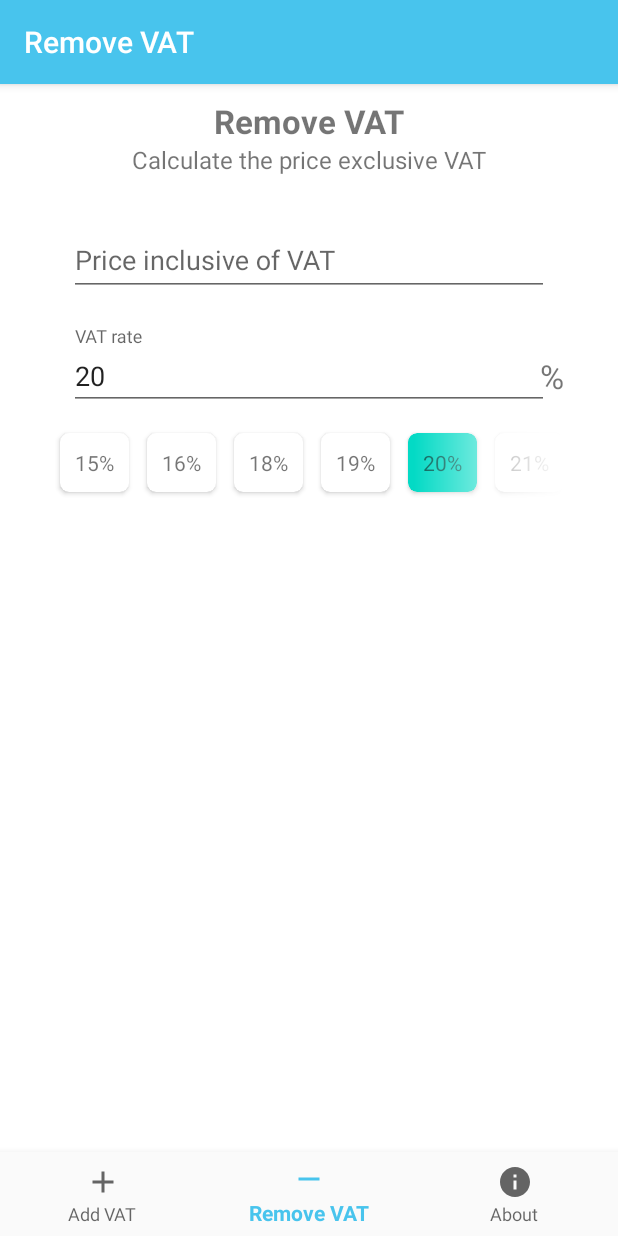
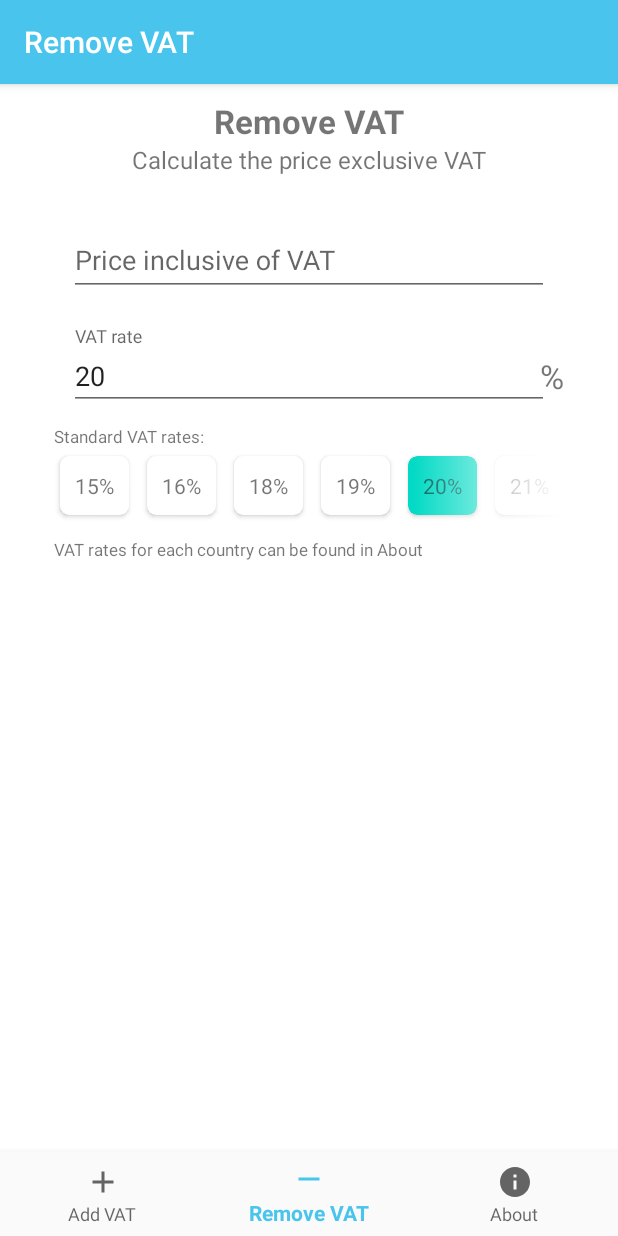
Before and after one commit to hej2010/VAT-Calculator, an Android app: the ReverseFragment screen opened through its navigation route, on a phone screen of 412 x 824 dp. Run offline under Robolectric (Android 15) with nearby library versions, the phone set to English and light mode, and no system bars; our stand-ins replace navigation-ui.

```diff
--- a/app/src/main/AndroidManifest.xml
+++ b/app/src/main/AndroidManifest.xml
@@ -12,7 +12,8 @@
         android:theme="@style/AppTheme">
         <activity
             android:name=".MainActivity"
-            android:label="@string/app_name">
+            android:label="@string/app_name"
+            android:screenOrientation="portrait">
             <intent-filter>
                 <action android:name="android.intent.action.MAIN" />
 
--- a/app/src/main/java/se/arctosoft/vatcalculator/ui/ReverseFragment.java
+++ b/app/src/main/java/se/arctosoft/vatcalculator/ui/ReverseFragment.java
@@ -29,6 +29,7 @@ public class ReverseFragment extends Fragment {
     private EditText eTValIncl, eTValVatRate;
     private TextView txtFinalPrice, txtFinalPriceResult, txtFinalVAT, txtFinalVATResult;
     private LinearLayout lLVatRates;
+
     private boolean dontUpdate;
 
     public View onCreateView(@NonNull LayoutInflater inflater, ViewGroup container, Bundle savedInstanceState) {
@@ -68,7 +69,7 @@ public class ReverseFragment extends Fragment {
         }
 
         if (set && vatRate != null) {
-            if (((SharedStuff.checkAndUpdateVatRates(vatRate, lLVatRates, getResources())))) {
+            if (SharedStuff.checkAndUpdateVatRates(vatRate, lLVatRates, getResources())) {
                 dontUpdate = false;
             }
         }
--- a/app/src/main/java/se/arctosoft/vatcalculator/ui/data/CountryVAT.java
+++ b/app/src/main/java/se/arctosoft/vatcalculator/ui/data/CountryVAT.java
@@ -1,7 +1,6 @@
 package se.arctosoft.vatcalculator.ui.data;
 
 import android.content.Context;
-import android.util.Log;
 import android.util.Pair;
 
 import androidx.annotation.NonNull;
@@ -38,7 +37,7 @@ public class CountryVAT {
             JSONObject rr = o.getJSONObject("reduced_rates");
             for (Iterator<String> it = rr.keys(); it.hasNext(); ) {
                 String key = it.next();
-                Log.e("FromJson", "fromJson: " + key);
+                //Log.e("FromJson", "fromJson: " + key);
                 try {
                     reducedRates.add(new Pair<>(key, rr.getDouble(key)));
                 } catch (Exception e) {
--- a/app/src/main/res/layout/fragment_reverse.xml
+++ b/app/src/main/res/layout/fragment_reverse.xml
@@ -92,6 +92,16 @@
                     app:layout_constraintEnd_toEndOf="@id/tILVatRate"
                     app:layout_constraintTop_toTopOf="@id/tILVatRate" />
 
+                <TextView
+                    android:id="@+id/txtChoose"
+                    android:layout_width="0dp"
+                    android:layout_height="wrap_content"
+                    android:text="@string/spinner_items"
+                    android:textSize="@dimen/text_size_small"
+                    app:layout_constraintEnd_toEndOf="@id/tILVatRate"
+                    app:layout_constraintStart_toStartOf="@id/tILVatRate"
+                    app:layout_constraintTop_toBottomOf="@id/tILVatRate" />
+
                 <HorizontalScrollView
                     android:id="@+id/nestedScroll"
                     android:layout_width="0dp"
@@ -101,7 +111,7 @@
                     android:scrollbars="none"
                     app:layout_constraintEnd_toEndOf="@id/tILVatRate"
                     app:layout_constraintStart_toStartOf="@id/tILVatRate"
-                    app:layout_constraintTop_toBottomOf="@id/tILVatRate">
+                    app:layout_constraintTop_toBottomOf="@id/txtChoose">
 
                     <LinearLayout
                         android:id="@+id/lLVatRates"
@@ -111,6 +121,16 @@
                         android:orientation="horizontal"
                         android:showDividers="middle" />
                 </HorizontalScrollView>
+
+                <TextView
+                    android:layout_width="0dp"
+                    android:layout_height="wrap_content"
+                    android:layout_marginTop="@dimen/input_margin"
+                    android:text="@string/spinner_more_in_about"
+                    android:textSize="@dimen/text_size_small"
+                    app:layout_constraintEnd_toEndOf="@id/tILVatRate"
+                    app:layout_constraintStart_toStartOf="@id/tILVatRate"
+                    app:layout_constraintTop_toBottomOf="@id/nestedScroll" />
 
             </androidx.constraintlayout.widget.ConstraintLayout>
 
```
Also changed, not shown: app/src/main/res/layout/fragment_home.xml (+0 -8 lines).
